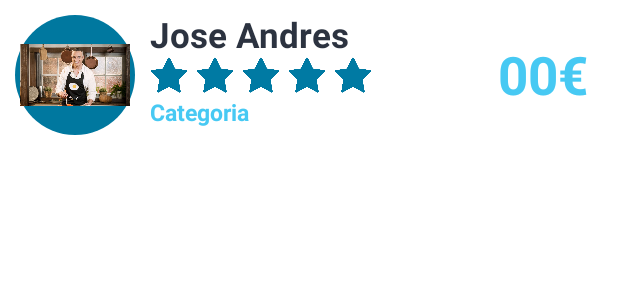
After one commit to IgnacioLF/Wipehouse, an Android app: the layout item_list_trabajador_buscar.xml on its own in the app's theme, with its tools: preview values and no code run, on a phone screen of 412 x 824 dp. The commit adds this screen. Shown: the top 300 px of the screen. Run offline under Robolectric (Android 15) with nearby library versions, the phone set to English and light mode, and no system bars.

Commit message:
-added listbuscar -added listtrabajadoresarrayadapter

```diff
--- /dev/null
+++ b/app/src/main/res/drawable/blue_circle.xml
@@ -0,0 +1,5 @@
+<?xml version="1.0" encoding="utf-8"?>
+<shape xmlns:android="http://schemas.android.com/apk/res/android" android:shape="oval" >
+    <solid
+        android:color="#00789f" />
+</shape>
--- /dev/null
+++ b/app/src/main/res/layout/item_list_trabajador_buscar.xml
@@ -0,0 +1,101 @@
+<?xml version="1.0" encoding="utf-8"?>
+<RelativeLayout xmlns:android="http://schemas.android.com/apk/res/android"
+    xmlns:app="http://schemas.android.com/apk/res-auto"
+    android:layout_width="match_parent"
+    android:layout_height="wrap_content"
+    android:id="@+id/relativemain">
+
+    <RelativeLayout
+        android:id="@+id/relative_conteenedor_image"
+        android:layout_width="80dp"
+        android:layout_height="80dp"
+        android:layout_margin="10dp"
+        >
+        <ImageView
+            android:id="@+id/imageViewcirculo"
+            android:layout_width="match_parent"
+            android:layout_height="match_parent"
+            android:layout_centerInParent="true"
+            app:srcCompat="@drawable/blue_circle" />
+        <ImageView
+            android:id="@+id/imageView_trabajador"
+            android:layout_width="73dp"
+            android:layout_height="73dp"
+            android:layout_centerInParent="true"
+            app:srcCompat="@drawable/ejemplo" />
+    </RelativeLayout>
+
+
+
+    <LinearLayout
+        android:id="@+id/linearpuntuacion"
+        android:layout_width="wrap_content"
+        android:layout_height="wrap_content"
+        android:orientation="horizontal"
+        android:layout_toRightOf="@+id/relative_conteenedor_image"
+        android:layout_centerVertical="true">
+
+        <ImageView
+            android:id="@+id/imageViewestrella1"
+            android:layout_width="25dp"
+            android:layout_height="25dp"
+            android:layout_marginRight="5dp"
+            app:srcCompat="@drawable/estrellaicon_selected" />
+        <ImageView
+            android:id="@+id/imageViewestrella2"
+            android:layout_width="25dp"
+            android:layout_height="25dp"
+            android:layout_marginRight="5dp"
+            app:srcCompat="@drawable/estrellaicon_selected" />
+        <ImageView
+            android:id="@+id/imageViewestrella3"
+            android:layout_width="25dp"
+            android:layout_height="25dp"
+            android:layout_marginRight="5dp"
+            app:srcCompat="@drawable/estrellaicon_selected" />
+        <ImageView
+            android:id="@+id/imageViewestrella4"
+            android:layout_width="25dp"
+            android:layout_height="25dp"
+            android:layout_marginRight="5dp"
+            app:srcCompat="@drawable/estrellaicon_selected" />
+        <ImageView
+            android:id="@+id/imageViewestrella5"
+            android:layout_width="25dp"
+            android:layout_height="25dp"
+            app:srcCompat="@drawable/estrellaicon_selected" />
+    </LinearLayout>
+    <TextView
+        android:id="@+id/textViewNombreyapellido"
+        android:layout_width="wrap_content"
+        android:layout_height="wrap_content"
+        android:textColor="#2c3340"
+        android:textSize="23sp"
+        android:layout_alignTop="@+id/linearpuntuacion"
+        android:layout_toRightOf="@+id/relative_conteenedor_image"
+        android:textStyle="bold"
+        android:layout_marginTop="7dp"
+        android:text="Jose Andres" />
+    <TextView
+        android:id="@+id/textViewCategoria"
+        android:layout_width="wrap_content"
+        android:layout_height="wrap_content"
+        android:layout_marginTop="64dp"
+        android:layout_toRightOf="@+id/relative_conteenedor_image"
+        android:textColor="@color/lightblue"
+        android:textSize="15sp"
+        android:textStyle="bold"
+        android:text="Categoria" />
+
+    <TextView
+        android:id="@+id/textViewprecio"
+        android:layout_width="wrap_content"
+        android:layout_height="wrap_content"
+        android:textColor="@color/lightblue"
+        android:layout_alignParentRight="true"
+        android:layout_centerVertical="true"
+        android:layout_marginRight="20dp"
+        android:textSize="35sp"
+        android:textStyle="bold"
+        android:text="00€" />
+</RelativeLayout>
```
Also changed, not shown: app/src/main/java/com/example/wipehouse/Register.kt (+10 -1 lines), app/src/main/java/com/example/wipehouse/Trabajador.kt (added, +24 -0 lines), app/src/main/java/com/example/wipehouse/TrabajadorBuscarArrayAdapter.kt (added, +36 -0 lines), app/src/main/java/com/example/wipehouse/User_buscar.kt (+52 -30 lines), app/src/main/java/com/example/wipehouse/test.kt (+12 -5 lines), app/src/main/res/layout/activity_test.xml (+22 -6 lines), app/src/main/res/layout/fragment_user_buscar.xml (+8 -16 lines), app/src/main/res/drawable/estrellaicon.png (added), app/src/main/res/drawable/estrellaicon_selected.png (added).
